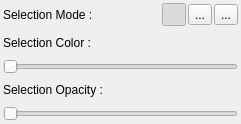
The window that src/editor/GUI/Tabs/selectiondock.ui (mkRPGDev/mkRPG) describes before a commit, drawn with Qt 5.
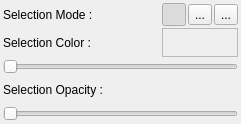
The same window after the commit. Icons and pictures are not drawn. Custom widgets are drawn as their Qt base class.

Commit message: Continuing selection implementation (Almost done for the main goals).

Patch:
```diff
--- a/src/editor/GUI/Tabs/selectiondock.ui
+++ b/src/editor/GUI/Tabs/selectiondock.ui
@@ -69,13 +69,6 @@
      </property>
     </widget>
    </item>
-   <item row="1" column="0" colspan="4">
-    <widget class="QLabel" name="label_2">
-     <property name="text">
-      <string>Selection Color :</string>
-     </property>
-    </widget>
-   </item>
    <item row="0" column="0">
     <widget class="QLabel" name="label">
      <property name="text">
@@ -124,8 +117,33 @@
      </property>
     </widget>
    </item>
+   <item row="1" column="0">
+    <widget class="QLabel" name="label_2">
+     <property name="text">
+      <string>Selection Color :</string>
+     </property>
+    </widget>
+   </item>
+   <item row="1" column="1" colspan="3">
+    <widget class="BColor" name="selectColor">
+     <property name="frameShape">
+      <enum>QFrame::StyledPanel</enum>
+     </property>
+     <property name="frameShadow">
+      <enum>QFrame::Raised</enum>
+     </property>
+    </widget>
+   </item>
   </layout>
  </widget>
+ <customwidgets>
+  <customwidget>
+   <class>BColor</class>
+   <extends>QFrame</extends>
+   <header location="global">GUI/Tabs/bcolor.h</header>
+   <container>1</container>
+  </customwidget>
+ </customwidgets>
  <resources>
   <include location="../../Icons/ressources.qrc"/>
  </resources>
```
Left out of the diff: 6 changed lines with no effect on the pictures. The commit also changes 13 other files.
